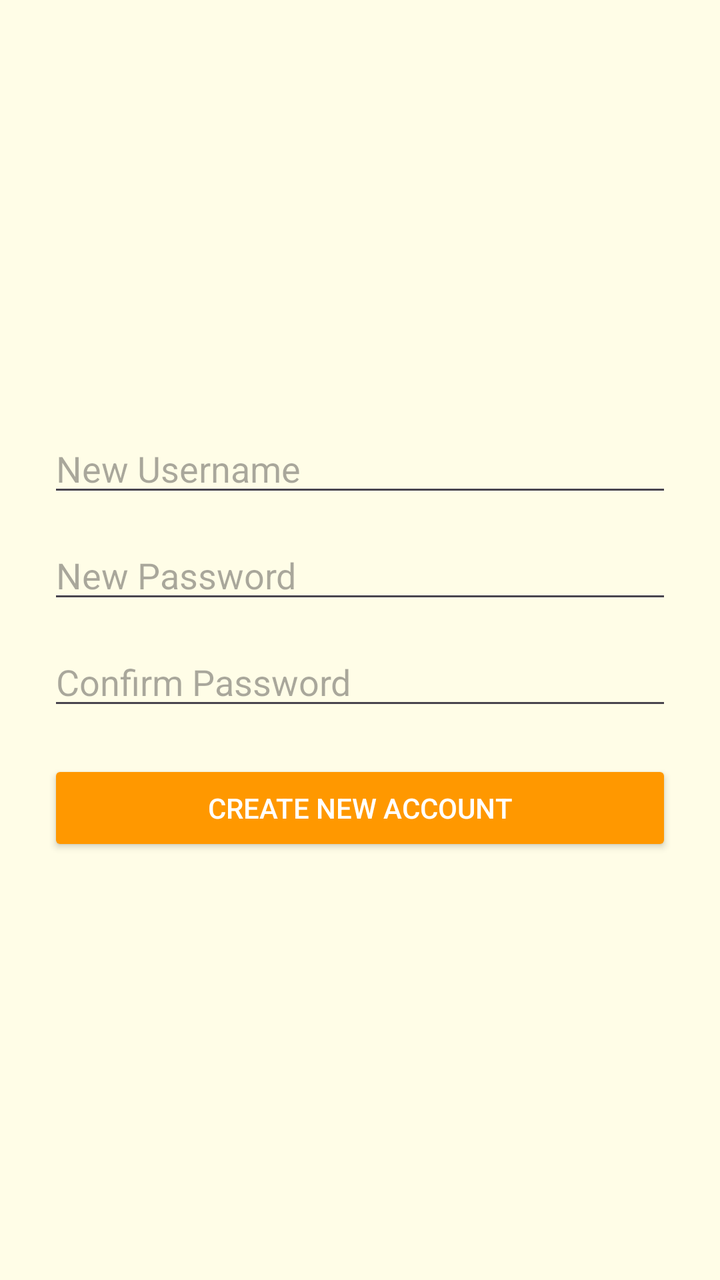
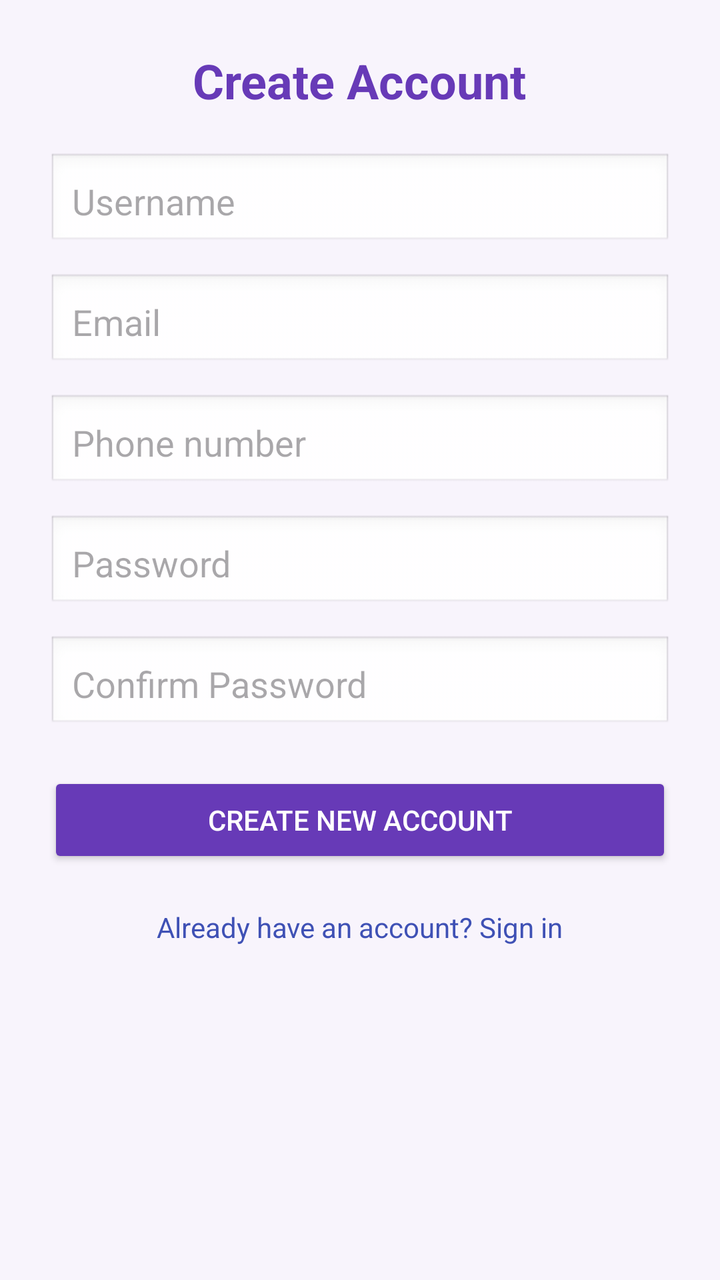

An Android layout rendered at two revisions. The XML below is the earlier revision; the diff shows what the commit changed to produce the second picture.
<!-- AndroidManifest.xml: application theme Theme.LoginAndRegister -->
<!-- res/layout/activity_register.xml -->
<?xml version="1.0" encoding="utf-8"?>
<LinearLayout xmlns:android="http://schemas.android.com/apk/res/android"
    android:layout_width="match_parent"
    android:layout_height="match_parent"
    android:orientation="vertical"
    android:gravity="center"
    android:padding="24dp"
    android:background="#FFFDE7">

    <EditText
        android:id="@+id/etNewUsername"
        android:layout_width="match_parent"
        android:layout_height="wrap_content"
        android:hint="New Username"
        android:inputType="textPersonName"
        android:layout_marginBottom="12dp" />

    <EditText
        android:id="@+id/etNewPassword"
        android:layout_width="match_parent"
        android:layout_height="wrap_content"
        android:hint="New Password"
        android:inputType="textPassword"
        android:layout_marginBottom="12dp" />

    <EditText
        android:id="@+id/etConfirmPassword"
        android:layout_width="match_parent"
        android:layout_height="wrap_content"
        android:hint="Confirm Password"
        android:inputType="textPassword"
        android:layout_marginBottom="20dp" />

    <Button
        android:id="@+id/btnRegister"
        android:layout_width="match_parent"
        android:layout_height="wrap_content"
        android:text="Create New Account"
        android:backgroundTint="#FF9800"
        android:textColor="@android:color/white" />

</LinearLayout>
<!-- resources referenced by this layout -->
<resources>
  <style name="Theme.LoginAndRegister" parent="Base.Theme.LoginAndRegister" />
  <style name="Base.Theme.LoginAndRegister" parent="Theme.Material3.DayNight.NoActionBar">
          
          
      </style>
</resources>

<!-- the commit's change to res/layout/activity_register.xml (unified diff, before → after) -->
@@ -1,42 +1,90 @@
-<?xml version="1.0" encoding="utf-8"?>
-<LinearLayout xmlns:android="http://schemas.android.com/apk/res/android"
+<ScrollView xmlns:android="http://schemas.android.com/apk/res/android"
     android:layout_width="match_parent"
     android:layout_height="match_parent"
-    android:orientation="vertical"
-    android:gravity="center"
-    android:padding="24dp"
-    android:background="#FFFDE7">
+    android:background="#F8F4FC">
 
-    <EditText
-        android:id="@+id/etNewUsername"
+    <LinearLayout
         android:layout_width="match_parent"
         android:layout_height="wrap_content"
-        android:hint="New Username"
-        android:inputType="textPersonName"
-        android:layout_marginBottom="12dp" />
+        android:orientation="vertical"
+        android:padding="24dp"
+        android:gravity="center">
 
-    <EditText
-        android:id="@+id/etNewPassword"
-        android:layout_width="match_parent"
-        android:layout_height="wrap_content"
-        android:hint="New Password"
-        android:inputType="textPassword"
-        android:layout_marginBottom="12dp" />
+        <TextView
+            android:layout_width="wrap_content"
+            android:layout_height="wrap_content"
+            android:text="Create Account"
+            android:textSize="24sp"
+            android:textStyle="bold"
+            android:textColor="#673AB7"
+            android:layout_marginBottom="20dp"/>
 
-    <EditText
-        android:id="@+id/etConfirmPassword"
-        android:layout_width="match_parent"
-        android:layout_height="wrap_content"
-        android:hint="Confirm Password"
-        android:inputType="textPassword"
-        android:layout_marginBottom="20dp" />
+        <EditText
+            android:id="@+id/etNewUsername"
+            android:layout_width="match_parent"
+            android:layout_height="wrap_content"
+            android:hint="Username"
+            android:inputType="textPersonName"
+            android:background="@android:drawable/edit_text"
+            android:padding="12dp"
+            android:layout_marginBottom="12dp"/>
 
-    <Button
-        android:id="@+id/btnRegister"
-        android:layout_width="match_parent"
-        android:layout_height="wrap_content"
-        android:text="Create New Account"
-        android:backgroundTint="#FF9800"
-        android:textColor="@android:color/white" />
+        <EditText
+            android:id="@+id/etEmail"
+            android:layout_width="match_parent"
+            android:layout_height="wrap_content"
+            android:hint="Email"
+            android:inputType="textEmailAddress"
+            android:background="@android:drawable/edit_text"
+            android:padding="12dp"
+            android:layout_marginBottom="12dp"/>
 
-</LinearLayout>
+        <EditText
+            android:id="@+id/etPhone"
+            android:layout_width="match_parent"
+            android:layout_height="wrap_content"
+            android:hint="Phone number"
+            android:inputType="phone"
+            android:background="@android:drawable/edit_text"
+            android:padding="12dp"
+            android:layout_marginBottom="12dp"/>
+
+        <EditText
+            android:id="@+id/etNewPassword"
+            android:layout_width="match_parent"
+            android:layout_height="wrap_content"
+            android:hint="Password"
+            android:inputType="textPassword"
+            android:background="@android:drawable/edit_text"
+            android:padding="12dp"
+            android:layout_marginBottom="12dp"/>
+
+        <EditText
+            android:id="@+id/etConfirmPassword"
+            android:layout_width="match_parent"
+            android:layout_height="wrap_content"
+            android:hint="Confirm Password"
+            android:inputType="textPassword"
+            android:background="@android:drawable/edit_text"
+            android:padding="12dp"
+            android:layout_marginBottom="20dp"/>
+
+        <Button
+            android:id="@+id/btnRegister"
+            android:layout_width="match_parent"
+            android:layout_height="wrap_content"
+            android:text="Create new account"
+            android:backgroundTint="#673AB7"
+            android:textColor="@android:color/white"
+            android:layout_marginBottom="20dp"/>
+
+        <TextView
+            android:id="@+id/tvAlreadyHaveAccount"
+            android:layout_width="wrap_content"
+            android:layout_height="wrap_content"
+            android:text="Already have an account? Sign in"
+            android:textSize="14sp"
+            android:textColor="#3F51B5"/>
+
+    </LinearLayout>
+</ScrollView>
